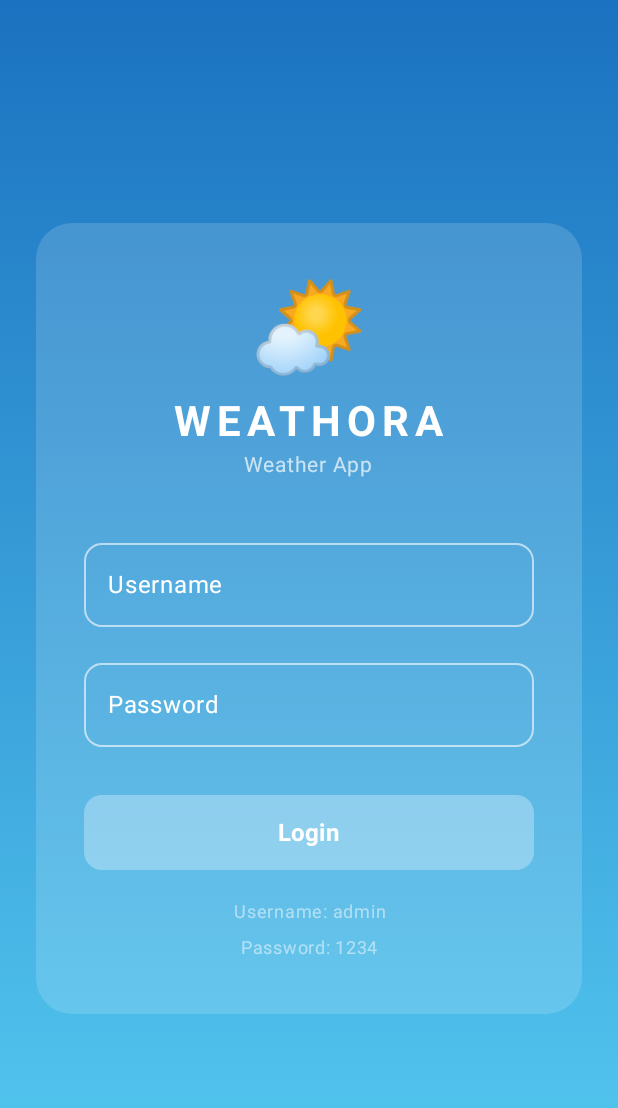
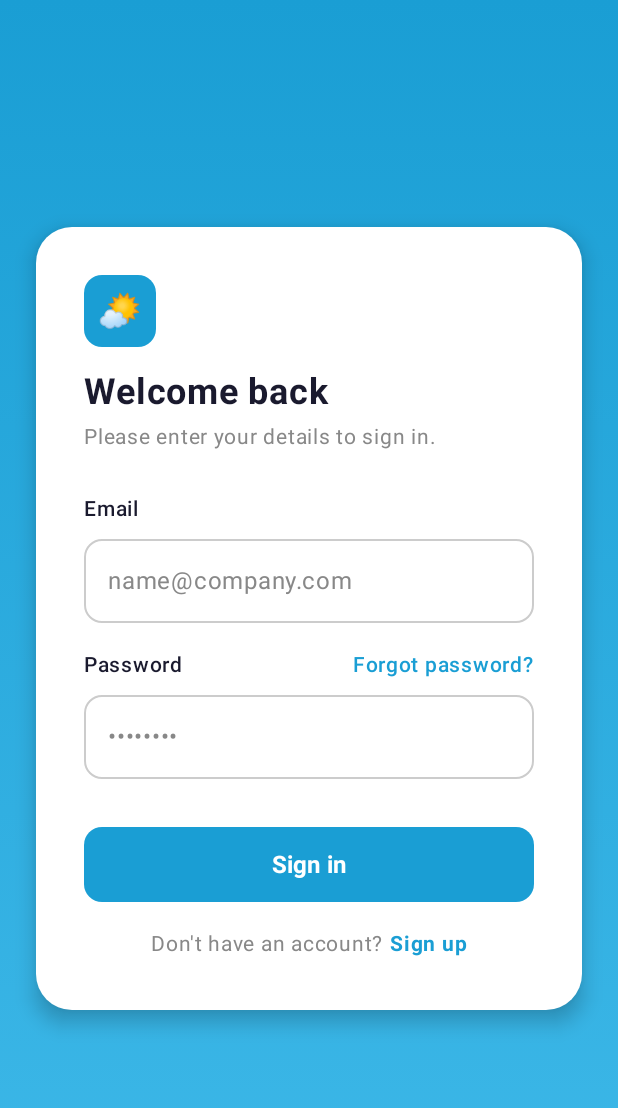
Before and after one commit to nurlanaaaaa3/Weathora, an Android app built with Jetpack Compose: the composable LoginScreen shown on its own in the app's theme, on a phone screen of 412 x 824 dp. Shown: the top 1108 px of the screen. Run offline under Robolectric (Android 15) with nearby library versions, the phone set to English and light mode, and no system bars.

Commit message:
update loginscreen

```diff
--- a/app/src/main/java/com/nurlana/wathora/ui/screen/LoginScreen.kt
+++ b/app/src/main/java/com/nurlana/wathora/ui/screen/LoginScreen.kt
@@ -3,6 +3,7 @@ package com.nurlana.wathora.ui.screen
 import androidx.compose.foundation.background
 import androidx.compose.foundation.layout.*
 import androidx.compose.foundation.shape.RoundedCornerShape
+import androidx.compose.foundation.text.KeyboardOptions
 import androidx.compose.material3.*
 import androidx.compose.runtime.*
 import androidx.compose.ui.Alignment
@@ -10,15 +11,14 @@ import androidx.compose.ui.Modifier
 import androidx.compose.ui.graphics.Brush
 import androidx.compose.ui.graphics.Color
 import androidx.compose.ui.text.font.FontWeight
+import androidx.compose.ui.text.input.KeyboardType
 import androidx.compose.ui.text.input.PasswordVisualTransformation
-import androidx.compose.ui.text.style.TextAlign
 import androidx.compose.ui.unit.dp
 import androidx.compose.ui.unit.sp
-import com.nurlana.wathora.ui.theme.*
 
 @Composable
 fun LoginScreen(onLoginSuccess: () -> Unit) {
-    var username by remember { mutableStateOf("") }
+    var email by remember { mutableStateOf("") }
     var password by remember { mutableStateOf("") }
     var errorMessage by remember { mutableStateOf("") }
 
@@ -27,7 +27,7 @@ fun LoginScreen(onLoginSuccess: () -> Unit) {
             .fillMaxSize()
             .background(
                 brush = Brush.verticalGradient(
-                    colors = listOf(GradientStart, GradientEnd)
+                    colors = listOf(Color(0xFF1A9ED4), Color(0xFF3DB8E8))
                 )
             ),
         contentAlignment = Alignment.Center
@@ -38,63 +38,97 @@ fun LoginScreen(onLoginSuccess: () -> Unit) {
                 .padding(24.dp),
             shape = RoundedCornerShape(24.dp),
             colors = CardDefaults.cardColors(
-                containerColor = WhiteText.copy(alpha = 0.15f)
-            )
+                containerColor = Color.White
+            ),
+            elevation = CardDefaults.cardElevation(8.dp)
         ) {
             Column(
                 modifier = Modifier
                     .fillMaxWidth()
                     .padding(32.dp),
-                horizontalAlignment = Alignment.CenterHorizontally
+                horizontalAlignment = Alignment.Start
             ) {
+                Card(
+                    shape = RoundedCornerShape(12.dp),
+                    colors = CardDefaults.cardColors(
+                        containerColor = Color(0xFF1A9ED4)
+                    ),
+                    modifier = Modifier.size(48.dp)
+                ) {
+                    Box(
+                        contentAlignment = Alignment.Center,
+                        modifier = Modifier.fillMaxSize()
+                    ) {
+                        Text(text = "🌤", fontSize = 24.sp)
+                    }
+                }
+                Spacer(modifier = Modifier.height(16.dp))
                 Text(
-                    text = "🌤",
-                    fontSize = 64.sp
+                    text = "Welcome back",
+                    fontSize = 24.sp,
+                    fontWeight = FontWeight.Bold,
+                    color = Color(0xFF1A1A2E)
+                )
+                Spacer(modifier = Modifier.height(4.dp))
+                Text(
+                    text = "Please enter your details to sign in.",
+                    fontSize = 14.sp,
+                    color = Color.Gray
+                )
+                Spacer(modifier = Modifier.height(24.dp))
+
+                Text(
+                    text = "Email",
+                    fontSize = 14.sp,
+                    fontWeight = FontWeight.Medium,
+                    color = Color(0xFF1A1A2E)
                 )
                 Spacer(modifier = Modifier.height(8.dp))
-                Text(
-                    text = "WEATHORA",
-                    fontSize = 28.sp,
-                    fontWeight = FontWeight.Bold,
-                    color = WhiteText,
-                    letterSpacing = 4.sp
-                )
-                Text(
-                    text = "Weather App",
-                    fontSize = 14.sp,
-                    color = WhiteText.copy(alpha = 0.7f)
-                )
-                Spacer(modifier = Modifier.height(32.dp))
-
                 OutlinedTextField(
-                    value = username,
-                    onValueChange = { username = it },
-                    label = { Text("Username", color = WhiteText) },
+                    value = email,
+                    onValueChange = { email = it },
+                    placeholder = { Text("name@company.com", color = Color.Gray) },
                     modifier = Modifier.fillMaxWidth(),
                     shape = RoundedCornerShape(12.dp),
                     singleLine = true,
+                    keyboardOptions = KeyboardOptions(keyboardType = KeyboardType.Email),
                     colors = OutlinedTextFieldDefaults.colors(
-                        focusedBorderColor = WhiteText,
-                        unfocusedBorderColor = WhiteText.copy(alpha = 0.6f),
-                        focusedTextColor = WhiteText,
-                        unfocusedTextColor = WhiteText
+                        focusedBorderColor = Color(0xFF1A9ED4),
+                        unfocusedBorderColor = Color.LightGray
                     )
                 )
                 Spacer(modifier = Modifier.height(16.dp))
 
+                Row(
+                    modifier = Modifier.fillMaxWidth(),
+                    horizontalArrangement = Arrangement.SpaceBetween
+                ) {
+                    Text(
+                        text = "Password",
+                        fontSize = 14.sp,
+                        fontWeight = FontWeight.Medium,
+                        color = Color(0xFF1A1A2E)
+                    )
+                    Text(
+                        text = "Forgot password?",
+                        fontSize = 14.sp,
+                        color = Color(0xFF1A9ED4),
+                        fontWeight = FontWeight.Medium
+                    )
+                }
+                Spacer(modifier = Modifier.height(8.dp))
                 OutlinedTextField(
                     value = password,
                     onValueChange = { password = it },
-                    label = { Text("Password", color = WhiteText) },
+                    placeholder = { Text("••••••••", color = Color.Gray) },
                     modifier = Modifier.fillMaxWidth(),
                     shape = RoundedCornerShape(12.dp),
                     singleLine = true,
                     visualTransformation = PasswordVisualTransformation(),
+                    keyboardOptions = KeyboardOptions(keyboardType = KeyboardType.Password),
                     colors = OutlinedTextFieldDefaults.colors(
-                        focusedBorderColor = WhiteText,
-                        unfocusedBorderColor = WhiteText.copy(alpha = 0.6f),
-                        focusedTextColor = WhiteText,
-                        unfocusedTextColor = WhiteText
+                        focusedBorderColor = Color(0xFF1A9ED4),
+                        unfocusedBorderColor = Color.LightGray
                     )
                 )
                 Spacer(modifier = Modifier.height(8.dp))
@@ -102,18 +136,18 @@ fun LoginScreen(onLoginSuccess: () -> Unit) {
                 if (errorMessage.isNotEmpty()) {
                     Text(
                         text = errorMessage,
-                        color = Color(0xFFFFCDD2),
-                        fontSize = 14.sp
+                        color = Color.Red,
+                        fontSize = 12.sp
                     )
                 }
                 Spacer(modifier = Modifier.height(24.dp))
 
                 Button(
                     onClick = {
-                        if (username == "admin" && password == "1234") {
+                        if (email.isNotEmpty() && password.isNotEmpty()) {
                             onLoginSuccess()
                         } else {
-                            errorMessage = "Username atau password salah!"
+                            errorMessage = "Email dan password tidak boleh kosong!"
                         }
                     },
                     modifier = Modifier
@@ -121,23 +155,33 @@ fun LoginScreen(onLoginSuccess: () -> Unit) {
                         .height(50.dp),
                     shape = RoundedCornerShape(12.dp),
                     colors = ButtonDefaults.buttonColors(
-                        containerColor = WhiteText.copy(alpha = 0.3f)
+                        containerColor = Color(0xFF1A9ED4)
                     )
                 ) {
                     Text(
-                        text = "Login",
+                        text = "Sign in",
                         fontSize = 16.sp,
                         fontWeight = FontWeight.Bold,
-                        color = WhiteText
+                        color = Color.White
                     )
                 }
                 Spacer(modifier = Modifier.height(16.dp))
-                Text(
-                    text = "Username: admin\nPassword: 1234",
-                    fontSize = 12.sp,
-                    color = WhiteText.copy(alpha = 0.5f),
-                    textAlign = TextAlign.Center
-                )
+                Row(
+                    modifier = Modifier.fillMaxWidth(),
+                    horizontalArrangement = Arrangement.Center
+                ) {
+                    Text(
+                        text = "Don't have an account? ",
+                        fontSize = 14.sp,
+                        color = Color.Gray
+                    )
+                    Text(
+                        text = "Sign up",
+                        fontSize = 14.sp,
+                        color = Color(0xFF1A9ED4),
+                        fontWeight = FontWeight.Bold
+                    )
+                }
             }
         }
     }
```
